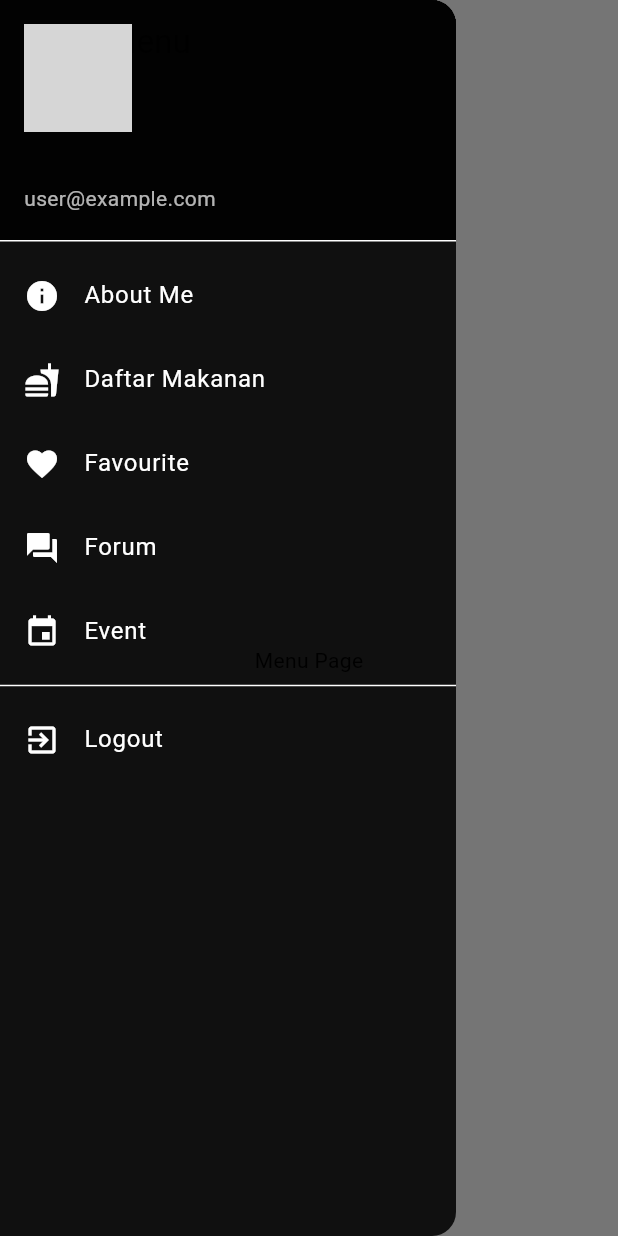
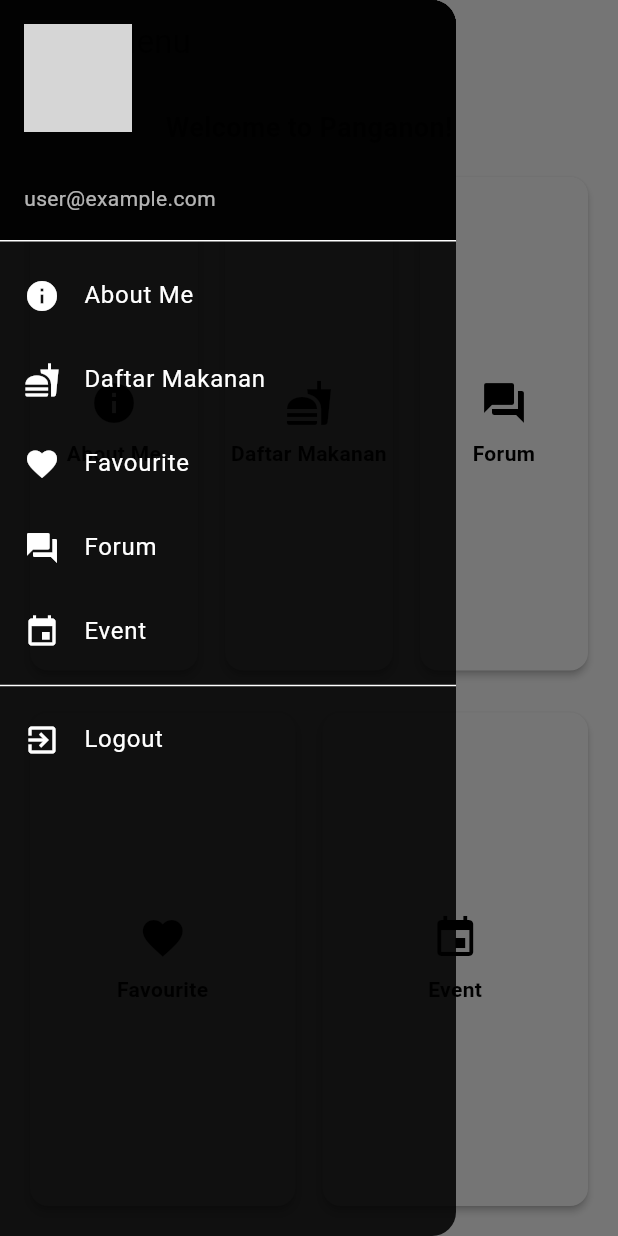
Before and after one commit to pbp-e2-2024/Panganon-mobile, a Flutter app: the MenuPage screen opened directly with empty values, with the side drawer open, on a phone screen of 412 x 824 dp. Run offline on Flutter 3.47's test engine with Material 3 defaults, Android fonts, the phone set to English and light mode, and no system bars; our stand-ins replace image_picker; missing offline and left inert: pbp_django_auth; network calls fail; grey boxes are pictures that could not be loaded.

Commit message:
add home icons

```diff
--- a/lib/screens/menu.dart
+++ b/lib/screens/menu.dart
@@ -1,16 +1,38 @@
 import 'package:flutter/material.dart';
 import 'package:panganon_mobile/widgets/leftdrawer.dart';
+import 'package:panganon_mobile/screens/forum/home_forum.dart';
 
-
-class MenuPage extends StatelessWidget {
+class MenuPage extends StatefulWidget {
   final String username;
   final String profileImageUrl;
 
-  const MenuPage({
+  MenuPage({
     super.key,
     required this.username,
     required this.profileImageUrl,
   });
+
+  @override
+  State<MenuPage> createState() => _MenuPageState();
+}
+
+class _MenuPageState extends State<MenuPage> {
+  final List<ItemHomepage> items = [
+    ItemHomepage("About Me", Icons.info),
+    ItemHomepage("Daftar Makanan", Icons.fastfood),
+    ItemHomepage("Forum", Icons.forum),
+    ItemHomepage("Favourite", Icons.favorite),
+    ItemHomepage("Event", Icons.event),
+  ];
+
+  void showSnackBar(BuildContext context, String message) {
+    ScaffoldMessenger.of(context).showSnackBar(
+      SnackBar(
+        content: Text(message),
+        duration: const Duration(milliseconds: 500),
+      ),
+    );
+  }
 
   @override
   Widget build(BuildContext context) {
@@ -18,14 +40,152 @@ class MenuPage extends StatelessWidget {
       appBar: AppBar(
         title: const Text('Menu'),
       ),
-      // Menambahkan Drawer dengan argumen wajib
       drawer: LeftDrawer(
-        username: username,
-        profileImageUrl: profileImageUrl,
+        username: widget.username,
+        profileImageUrl: widget.profileImageUrl,
       ),
-      body: const Center(
-        child: Text('Menu Page'),
+      body: Padding(
+        padding: const EdgeInsets.all(16.0),
+        child: Column(
+          mainAxisAlignment: MainAxisAlignment.center,
+          children: [
+            const Padding(
+              padding: EdgeInsets.only(bottom: 16.0),
+              child: Text(
+                'Welcome to Panganon!',
+                style: TextStyle(
+                  fontWeight: FontWeight.bold,
+                  fontSize: 18.0,
+                ),
+              ),
+            ),
+            Expanded(
+              flex: 1,
+              child: Row(
+                mainAxisAlignment: MainAxisAlignment.center,
+                children: [
+                  Expanded(
+                    child: ItemCard(
+                      items[0],
+                      onClick: () => showSnackBar(context, "I clicked the ${items[0].title} button!"),
+                    ),
+                  ),
+                  const SizedBox(width: 10),
+                  Expanded(
+                    child: ItemCard(
+                      items[1],
+                      onClick: () => showSnackBar(context, "I clicked the ${items[1].title} button!"),
+                    ),
+                  ),
+                  const SizedBox(width: 10),
+                  Expanded(
+                    child: ItemCard(
+                      items[2],
+                      onClick: () {
+                        ScaffoldMessenger.of(context).showSnackBar(
+                          SnackBar(
+                            content: Text("I clicked the ${items[2].title} button!"),
+                            duration: const Duration(milliseconds: 500),
+                          ),
+                        );
+
+                        Future.delayed(const Duration(milliseconds: 500), () {
+                          Navigator.push(
+                            context,
+                            MaterialPageRoute(
+                              builder: (context) => ForumPage(
+                                username: widget.username,
+                                profileImageUrl: widget.profileImageUrl,
+                              ),
+                            ),
+                          );
+                        });
+                      },
+                    ),
+                  ),
+                ],
+              ),
+            ),
+            const SizedBox(height: 20),
+            Expanded(
+              flex: 1,
+              child: Row(
+                mainAxisAlignment: MainAxisAlignment.center,
+                children: [
+                  Expanded(
+                    child: ItemCard(
+                      items[3],
+                      onClick: () => showSnackBar(context, "I clicked the ${items[3].title} button!"),
+                    ),
+                  ),
+                  const SizedBox(width: 10),
+                  Expanded(
+                    child: ItemCard(
+                      items[4],
+                      onClick: () => showSnackBar(context, "I clicked the ${items[4].title} button!"),
+                    ),
+                  ),
+                ],
+              ),
+            ),
+          ],
+        ),
       ),
     );
   }
 }
+
+class ItemHomepage {
+  final String title;
+  final IconData icon;
+
+  ItemHomepage(this.title, this.icon);
+}
+
+class ItemCard extends StatefulWidget {
+  final ItemHomepage item;
+  final VoidCallback? onClick;
+
+  const ItemCard(this.item, {this.onClick, super.key});
+
+  @override
+  State<ItemCard> createState() => _ItemCardState();
+}
+
+class _ItemCardState extends State<ItemCard> {
+  bool isHovered = false;
+
+  @override
+  Widget build(BuildContext context) {
+    return InkWell(
+      onTap: widget.onClick,
+      onHover: (hovering) {
+        setState(() {
+          isHovered = hovering;
+        });
+      },
+      child: Card(
+        elevation: isHovered ? 8.0 : 2.0,
+        color: isHovered ? Colors.blue[50] : Colors.white,
+        child: Container(
+          height: double.infinity,
+          child: Column(
+            mainAxisAlignment: MainAxisAlignment.center,
+            children: [
+              Icon(widget.item.icon, size: 32, color: Colors.black),
+              const SizedBox(height: 8.0),
+              Text(
+                widget.item.title,
+                textAlign: TextAlign.center,
+                style: const TextStyle(
+                  fontWeight: FontWeight.bold,
+                  fontSize: 14.0,
+                ),
+              ),
+            ],
+          ),
+        ),
+      ),
+    );
+  }
+}
```
Also changed, not shown: lib/screens/forum/home_forum.dart (+29 -0 lines).
